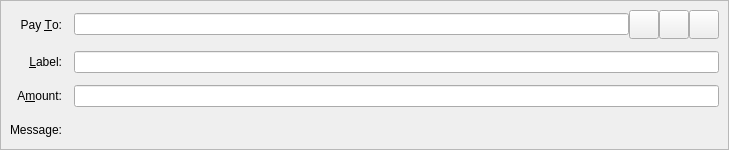
Old version of the form src/qt/forms/sendcoinsentry.ui in the repository thelonecrouton/bitcredit.
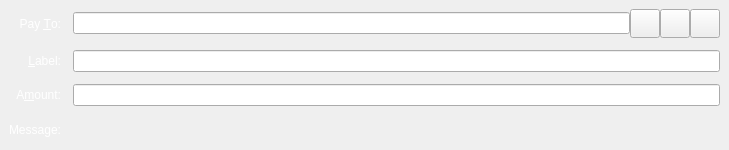
New version of the form. The open tabs and pages were chosen to show the change. Icons and pictures are not drawn. Custom widgets are drawn as their Qt base class.

```diff
--- a/src/qt/forms/sendcoinsentry.ui
+++ b/src/qt/forms/sendcoinsentry.ui
@@ -16,12 +16,18 @@
   <property name="autoFillBackground">
    <bool>false</bool>
   </property>
+  <property name="frameShape">
+   <enum>QFrame::NoFrame</enum>
+  </property>
+  <property name="currentIndex">
+   <number>2</number>
+  </property>
   <widget class="QFrame" name="SendCoins">
    <property name="toolTip">
     <string>This is a normal payment.</string>
    </property>
    <property name="frameShape">
-    <enum>QFrame::StyledPanel</enum>
+    <enum>QFrame::NoFrame</enum>
    </property>
    <property name="frameShadow">
     <enum>QFrame::Sunken</enum>
@@ -32,6 +38,9 @@
     </property>
     <item row="0" column="0">
      <widget class="QLabel" name="payToLabel">
+      <property name="styleSheet">
+       <string notr="true">color: rgb(255, 255, 255);</string>
+      </property>
       <property name="text">
        <string>Pay &amp;To:</string>
       </property>
@@ -51,7 +60,10 @@
       <item>
        <widget class="QValidatedLineEdit" name="payTo">
         <property name="toolTip">
-         <string>The Bitcredit address to send the payment to</string>
+         <string>The Bitcredits address to send the payment to</string>
+        </property>
+        <property name="styleSheet">
+         <string notr="true">color: rgb(255, 255, 255);</string>
         </property>
        </widget>
       </item>
@@ -125,6 +137,9 @@
     </item>
     <item row="1" column="0">
      <widget class="QLabel" name="labellLabel">
+      <property name="styleSheet">
+       <string notr="true">color: rgb(255, 255, 255);</string>
+      </property>
       <property name="text">
        <string>&amp;Label:</string>
       </property>
@@ -141,10 +156,16 @@
       <property name="toolTip">
        <string>Enter a label for this address to add it to the list of used addresses</string>
       </property>
+      <property name="styleSheet">
+       <string notr="true">color: rgb(255, 255, 255);</string>
+      </property>
      </widget>
     </item>
     <item row="2" column="0">
      <widget class="QLabel" name="amountLabel">
+      <property name="styleSheet">
+       <string notr="true">color: rgb(255, 255, 255);</string>
+      </property>
       <property name="text">
        <string>A&amp;mount:</string>
       </property>
@@ -157,10 +178,17 @@
      </widget>
     </item>
     <item row="2" column="1">
-     <widget class="BitcreditAmountField" name="payAmount"/>
+     <widget class="BitcreditAmountField" name="payAmount">
+      <property name="styleSheet">
+       <string notr="true">color: rgb(0, 0, 0);</string>
+      </property>
+     </widget>
     </item>
     <item row="3" column="0">
      <widget class="QLabel" name="messageLabel">
+      <property name="styleSheet">
+       <string notr="true">color: rgb(255, 255, 255);</string>
+      </property>
       <property name="text">
        <string>Message:</string>
       </property>
```
Left out of the diff: 10 changed lines with no effect on the pictures.
